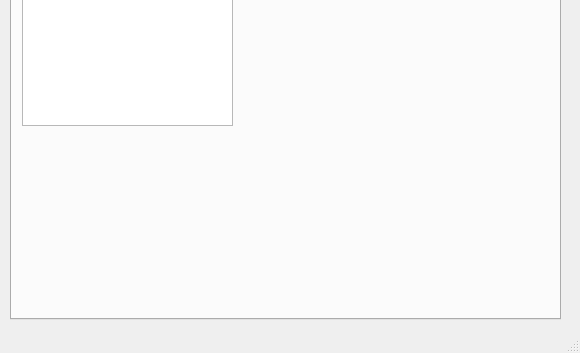
Qt form mainwindow.ui (serg-lar/sun-moon-time) before a commit; both pictures show x 0 to 580 and y 357 to 710 of the 580 by 710 pixel window.
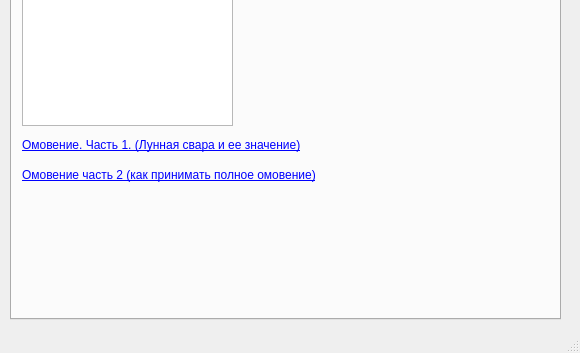
The same form after that commit. Icons and pictures are not drawn.

Commit message: Добавлены ссылки на видео о омовении с канала дхарма женщины

```diff
--- a/mainwindow.ui
+++ b/mainwindow.ui
@@ -668,6 +668,44 @@
        <string notr="true">font: bold;</string>
       </property>
      </widget>
+     <widget class="QLabel" name="label_11">
+      <property name="geometry">
+       <rect>
+        <x>10</x>
+        <y>430</y>
+        <width>347</width>
+        <height>21</height>
+       </rect>
+      </property>
+      <property name="sizePolicy">
+       <sizepolicy hsizetype="Preferred" vsizetype="Preferred">
+        <horstretch>0</horstretch>
+        <verstretch>0</verstretch>
+       </sizepolicy>
+      </property>
+      <property name="text">
+       <string>&lt;html&gt;&lt;head/&gt;&lt;body&gt;&lt;p&gt;&lt;a href=&quot;https://youtu.be/g3Ys3aIJyKo&quot;&gt;&lt;span style=&quot; text-decoration: underline; color:#0000ff;&quot;&gt;Омовение. Часть 1. (Лунная свара и ее значение)&lt;/span&gt;&lt;/a&gt;&lt;/p&gt;&lt;/body&gt;&lt;/html&gt;</string>
+      </property>
+      <property name="openExternalLinks">
+       <bool>true</bool>
+      </property>
+     </widget>
+     <widget class="QLabel" name="label_12">
+      <property name="geometry">
+       <rect>
+        <x>10</x>
+        <y>460</y>
+        <width>381</width>
+        <height>21</height>
+       </rect>
+      </property>
+      <property name="text">
+       <string>&lt;html&gt;&lt;head/&gt;&lt;body&gt;&lt;p&gt;&lt;a href=&quot;https://youtu.be/zaMpXe_4OrY&quot;&gt;&lt;span style=&quot; text-decoration: underline; color:#0000ff;&quot;&gt;Омовение часть 2 (как принимать полное омовение)&lt;/span&gt;&lt;/a&gt;&lt;/p&gt;&lt;/body&gt;&lt;/html&gt;</string>
+      </property>
+      <property name="openExternalLinks">
+       <bool>true</bool>
+      </property>
+     </widget>
     </widget>
    </widget>
   </widget>
```
